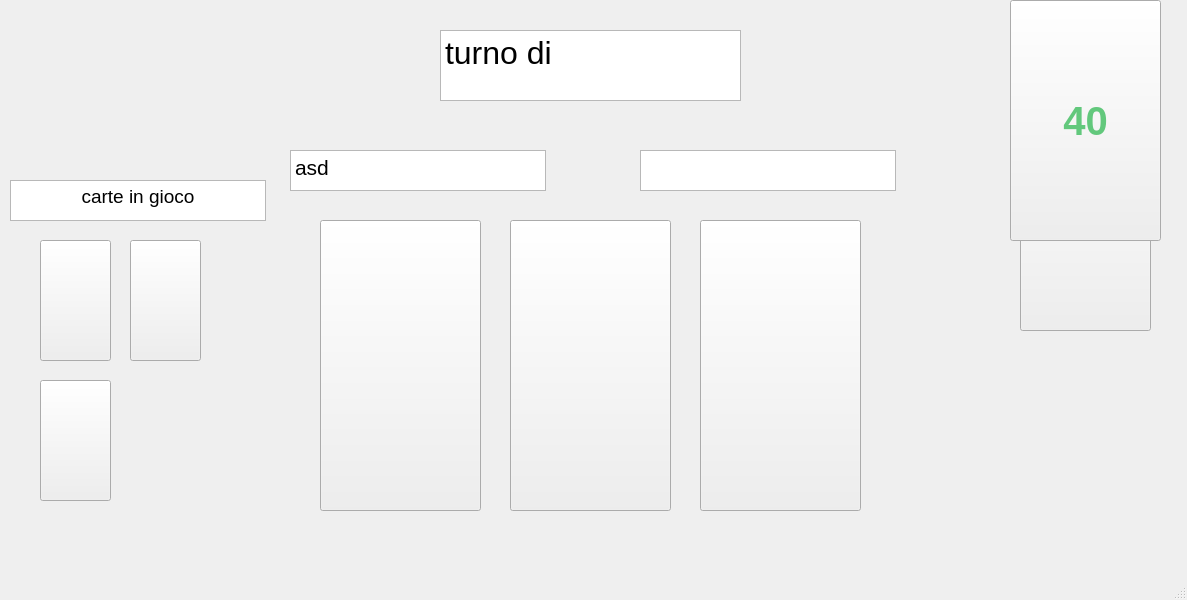
Old version of the form game.ui in the repository 104games/Qt-Briscola.
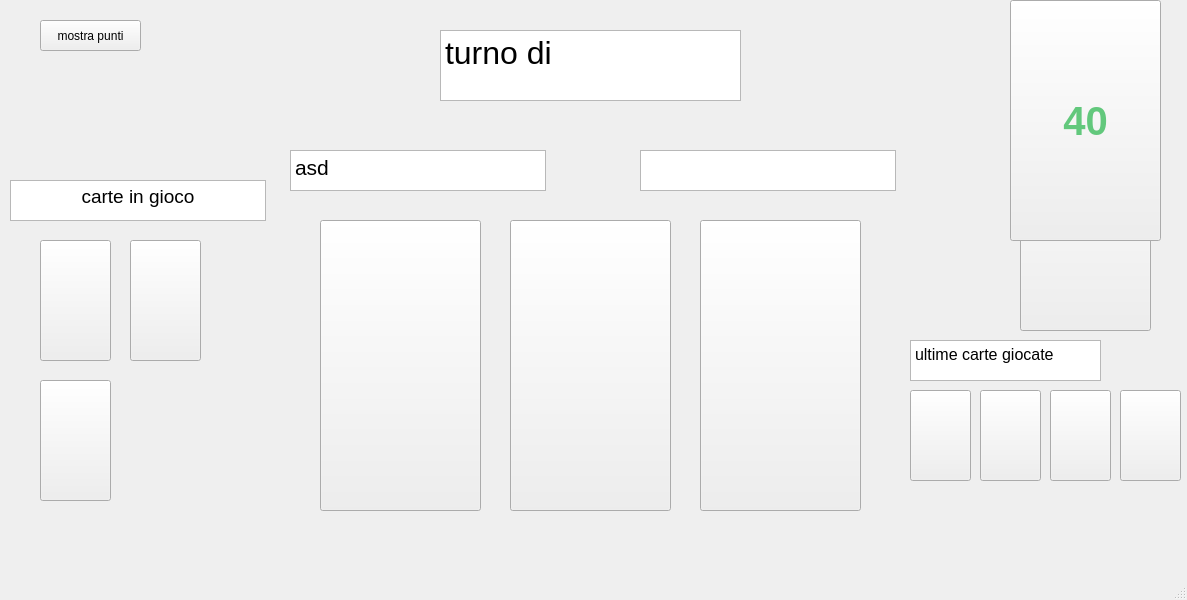
New version of the form. Icons and pictures are not drawn.

```diff
--- a/game.ui
+++ b/game.ui
@@ -221,6 +221,99 @@
      </font>
     </property>
    </widget>
+   <widget class="QTextBrowser" name="textBrowser_2">
+    <property name="geometry">
+     <rect>
+      <x>910</x>
+      <y>340</y>
+      <width>191</width>
+      <height>41</height>
+     </rect>
+    </property>
+    <property name="font">
+     <font>
+      <pointsize>18</pointsize>
+     </font>
+    </property>
+    <property name="html">
+     <string>&lt;!DOCTYPE HTML PUBLIC &quot;-//W3C//DTD HTML 4.0//EN&quot; &quot;http://www.w3.org/TR/REC-html40/strict.dtd&quot;&gt;
+&lt;html&gt;&lt;head&gt;&lt;meta name=&quot;qrichtext&quot; content=&quot;1&quot; /&gt;&lt;meta charset=&quot;utf-8&quot; /&gt;&lt;style type=&quot;text/css&quot;&gt;
+p, li { white-space: pre-wrap; }
+hr { height: 1px; border-width: 0; }
+li.unchecked::marker { content: &quot;\2610&quot;; }
+li.checked::marker { content: &quot;\2612&quot;; }
+&lt;/style&gt;&lt;/head&gt;&lt;body style=&quot; font-family:'Segoe UI'; font-size:18pt; font-weight:400; font-style:normal;&quot;&gt;
+&lt;p style=&quot; margin-top:0px; margin-bottom:0px; margin-left:0px; margin-right:0px; -qt-block-indent:0; text-indent:0px;&quot;&gt;&lt;span style=&quot; font-size:12pt;&quot;&gt;ultime carte giocate&lt;/span&gt;&lt;/p&gt;&lt;/body&gt;&lt;/html&gt;</string>
+    </property>
+   </widget>
+   <widget class="QPushButton" name="ultimo_carta1">
+    <property name="geometry">
+     <rect>
+      <x>910</x>
+      <y>390</y>
+      <width>61</width>
+      <height>91</height>
+     </rect>
+    </property>
+    <property name="styleSheet">
+     <string notr="true"/>
+    </property>
+    <property name="text">
+     <string/>
+    </property>
+   </widget>
+   <widget class="QPushButton" name="ultimo_carta2">
+    <property name="geometry">
+     <rect>
+      <x>980</x>
+      <y>390</y>
+      <width>61</width>
+      <height>91</height>
+     </rect>
+    </property>
+    <property name="text">
+     <string/>
+    </property>
+   </widget>
+   <widget class="QPushButton" name="ultimo_carta3">
+    <property name="geometry">
+     <rect>
+      <x>1050</x>
+      <y>390</y>
+      <width>61</width>
+      <height>91</height>
+     </rect>
+    </property>
+    <property name="text">
+     <string/>
+    </property>
+   </widget>
+   <widget class="QPushButton" name="ultimo_carta4">
+    <property name="geometry">
+     <rect>
+      <x>1120</x>
+      <y>390</y>
+      <width>61</width>
+      <height>91</height>
+     </rect>
+    </property>
+    <property name="text">
+     <string/>
+    </property>
+   </widget>
+   <widget class="QPushButton" name="pushButton">
+    <property name="geometry">
+     <rect>
+      <x>40</x>
+      <y>20</y>
+      <width>101</width>
+      <height>31</height>
+     </rect>
+    </property>
+    <property name="text">
+     <string>mostra punti</string>
+    </property>
+   </widget>
   </widget>
   <widget class="QMenuBar" name="menubar">
    <property name="geometry">
```
Left out of the diff: 2 changed lines with no effect on the pictures.
